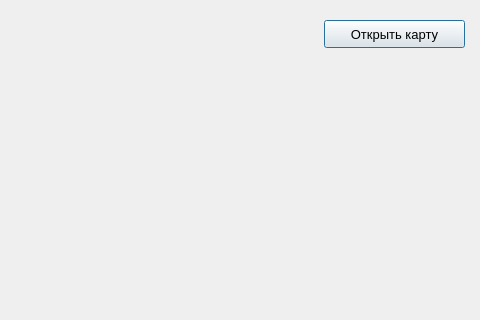
FediiBohdan/TechService, file OrderCreation.ui: the form before one commit; both pictures show x 466 to 946 and y 0 to 320 of the 946 by 536 pixel window.
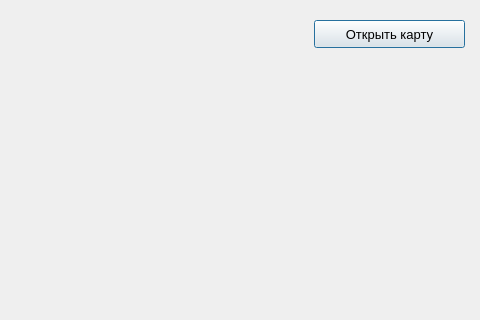
The form after the commit. Icons and pictures are not drawn.

```diff
--- a/OrderCreation.ui
+++ b/OrderCreation.ui
@@ -16,9 +16,9 @@
   <widget class="QPushButton" name="pushButton">
    <property name="geometry">
     <rect>
-     <x>790</x>
+     <x>780</x>
      <y>20</y>
-     <width>141</width>
+     <width>151</width>
      <height>28</height>
     </rect>
    </property>
```
Left out of the diff: 8 changed lines with no effect on the pictures.
